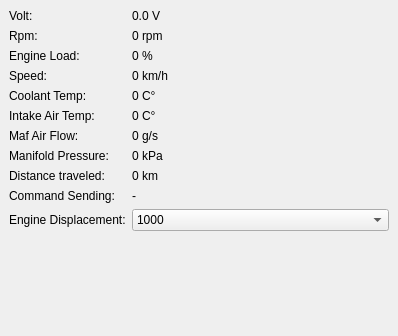
Above: obdscan.ui from takyonxxx/Elm327_Wifi_Obd2_Qt_Project before the change; both pictures show x 0 to 398 and y 0 to 336 of the 398 by 593 pixel window. Below: the same form after it.
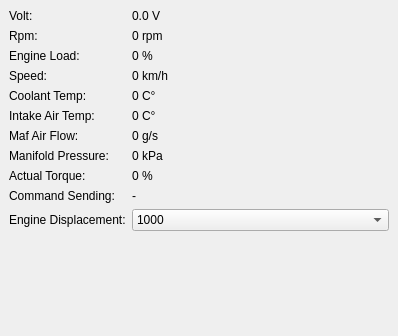
That is the form after the change.

The edit to the form file:
```diff
--- a/obdscan.ui
+++ b/obdscan.ui
@@ -140,14 +140,14 @@
         <item row="8" column="0">
          <widget class="QLabel" name="labelDistanceTraveledTitle">
           <property name="text">
-           <string>Distance traveled:</string>
+           <string>Actual Torque:</string>
           </property>
          </widget>
         </item>
         <item row="8" column="1">
          <widget class="QLabel" name="labelDistanceTraveled">
           <property name="text">
-           <string>0 km</string>
+           <string>0 %</string>
           </property>
          </widget>
         </item>
```
Left out of the diff: 4 changed lines with no effect on the pictures.
